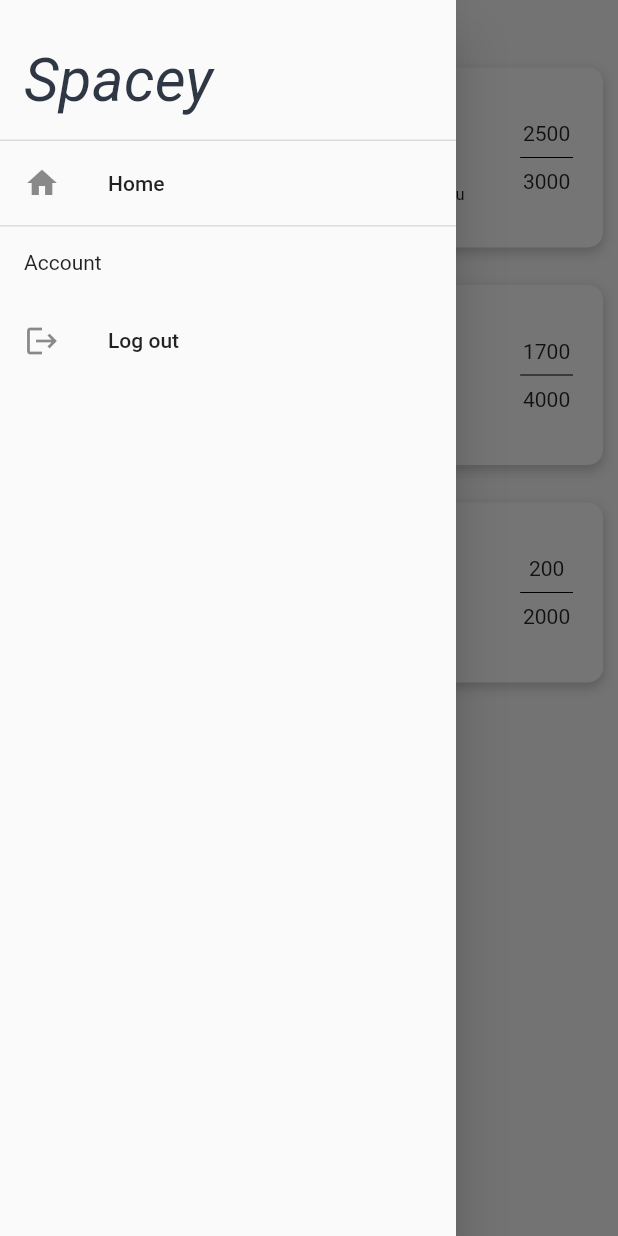
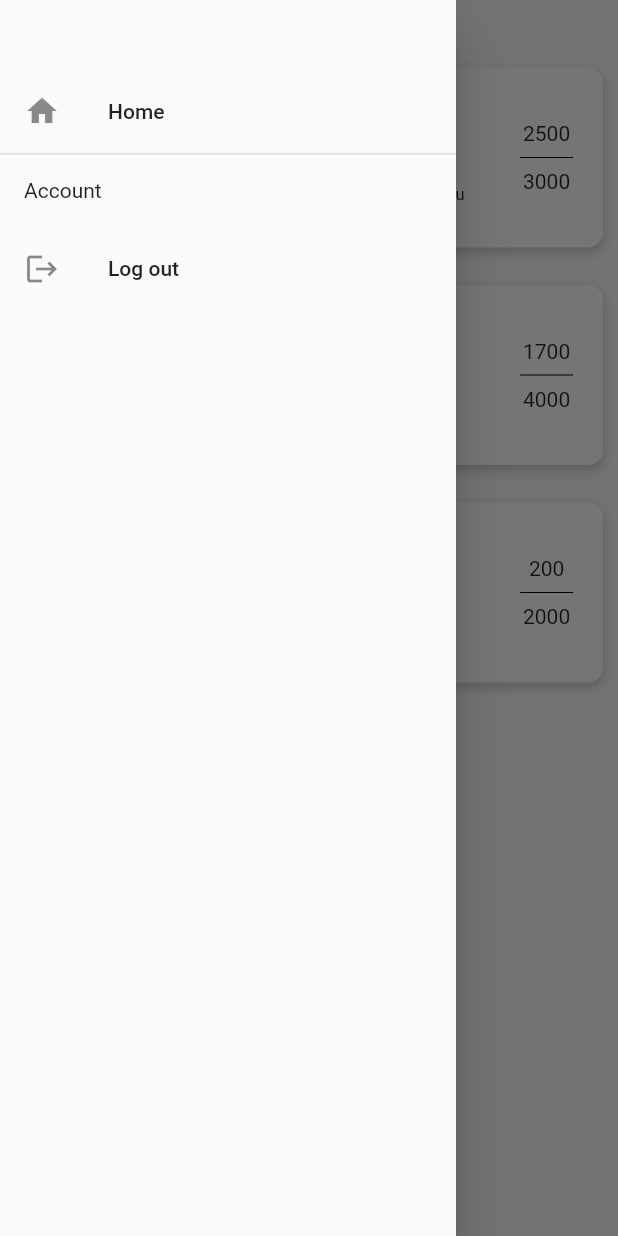
Before and after one commit to tomkowa64/Spacey, a Flutter app: the Home screen opened by its route, with the side drawer open, on a phone screen of 412 x 824 dp. Run offline on Flutter 3.47's test engine with Material 2 defaults, Android fonts, the light colour scheme and no system bars; Roboto replaces fonts that are missing (Lucida Calligraphy Italic).

Commit message:
Drawer Nav changes

```diff
--- a/lib/inc/navigation_drawer.dart
+++ b/lib/inc/navigation_drawer.dart
@@ -1,5 +1,3 @@
-import 'dart:ui';
-
 import 'package:flutter/material.dart';
 import 'package:spacey/views/home.dart';
 
@@ -22,23 +20,10 @@ class NavigationDrawer extends StatelessWidget {
               children: [
                 Column(
                   mainAxisAlignment: MainAxisAlignment.end,
-                  children: [
-                    new Text(
-                      "Spacey",
-                      style: TextStyle(
-                          fontSize: 40,
-                          color: const Color(0xff303744),
-                          fontStyle: FontStyle.italic,
-                          fontFamily: "Lucida Calligraphy Italic"),
-                    )
-                  ],
+                  children: [],
                 )
               ],
             ),
-          ),
-          Divider(
-            height: 1,
-            thickness: 1,
           ),
           ListTile(
               leading: Icon(Icons.home),
```
